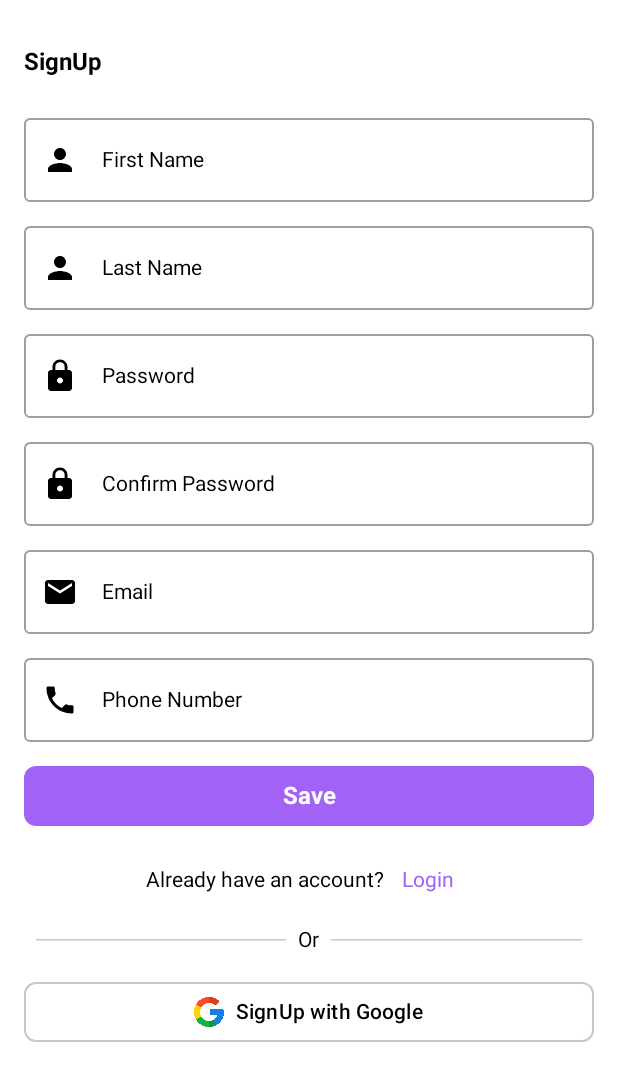
After one commit to Nirjus/ShopApp-Kotlin-Firebase, an Android app built with Jetpack Compose: the @Preview function SignUpScreen, on a phone screen of 412 x 824 dp. The commit adds this screen. Shown: the top 1081 px of the screen. Run offline under Robolectric (Android 15) with nearby library versions, the phone set to English and light mode, and no system bars.

Commit message:
create SignUp screen and fix kapt dependency issue

```diff
--- a/app/build.gradle.kts
+++ b/app/build.gradle.kts
@@ -2,7 +2,7 @@ plugins {
     alias(libs.plugins.android.application)
     alias(libs.plugins.kotlin.android)
     alias(libs.plugins.kotlin.compose)
-    id("com.google.devtools.ksp")
+    id("kotlin-kapt")
     id("com.google.dagger.hilt.android")
     kotlin("plugin.serialization") version "2.0.0"
 }
@@ -31,8 +31,8 @@ android {
         }
     }
     compileOptions {
-        sourceCompatibility = JavaVersion.VERSION_1_8
-        targetCompatibility = JavaVersion.VERSION_1_8
+        sourceCompatibility = JavaVersion.VERSION_11
+        targetCompatibility = JavaVersion.VERSION_11
     }
     kotlinOptions {
         jvmTarget = "11"
@@ -59,10 +59,12 @@ dependencies {
     androidTestImplementation(libs.androidx.ui.test.junit4)
     debugImplementation(libs.androidx.ui.tooling)
     debugImplementation(libs.androidx.ui.test.manifest)
-    // this ia for hillt dependency injection implementation("com.google.dagger:hilt-android:2.50")
-//    ksp("com.google.dagger:hilt-android-compiler:2.50")
-    implementation("com.google.dagger:hilt-android:2.56.2")
-    ksp("com.google.dagger:hilt-android-compiler:2.56.2")
+    // this ia for hillt dependency injection
+    implementation("com.google.dagger:hilt-android:2.50")
+    kapt("com.google.dagger:hilt-android-compiler:2.50")
+    implementation("androidx.hilt:hilt-navigation-compose:1.2.0")
+    kapt("androidx.hilt:hilt-compiler:1.2.0")
+
 
 
     // this is for coil
--- a/app/src/main/java/com/example/shopapp/MainActivity.kt
+++ b/app/src/main/java/com/example/shopapp/MainActivity.kt
@@ -11,6 +11,7 @@ import androidx.compose.material3.Text
 import androidx.compose.runtime.Composable
 import androidx.compose.ui.Modifier
 import androidx.compose.ui.tooling.preview.Preview
+import com.example.shopapp.presentation.SignUpScreen
 import com.example.shopapp.ui.theme.ShopAppTheme
 
 class MainActivity : ComponentActivity() {
@@ -19,29 +20,8 @@ class MainActivity : ComponentActivity() {
         enableEdgeToEdge()
         setContent {
             ShopAppTheme {
-                Scaffold(modifier = Modifier.fillMaxSize()) { innerPadding ->
-                    Greeting(
-                        name = "Android",
-                        modifier = Modifier.padding(innerPadding)
-                    )
-                }
+                SignUpScreen()
             }
         }
     }
 }
-
-@Composable
-fun Greeting(name: String, modifier: Modifier = Modifier) {
-    Text(
-        text = "Hello $name!",
-        modifier = modifier
-    )
-}
-
-@Preview(showBackground = true)
-@Composable
-fun GreetingPreview() {
-    ShopAppTheme {
-        Greeting("Android")
-    }
-}
--- /dev/null
+++ b/app/src/main/java/com/example/shopapp/presentation/SignUpScreen.kt
@@ -0,0 +1,195 @@
+package com.example.shopapp.presentation
+
+import android.widget.Toast
+import androidx.compose.foundation.Image
+import androidx.compose.foundation.layout.Arrangement
+import androidx.compose.foundation.layout.Column
+import androidx.compose.foundation.layout.Row
+import androidx.compose.foundation.layout.Spacer
+import androidx.compose.foundation.layout.fillMaxSize
+import androidx.compose.foundation.layout.fillMaxWidth
+import androidx.compose.foundation.layout.padding
+import androidx.compose.foundation.layout.size
+import androidx.compose.foundation.shape.RoundedCornerShape
+import androidx.compose.material.icons.Icons
+import androidx.compose.material.icons.filled.Email
+import androidx.compose.material.icons.filled.Lock
+import androidx.compose.material.icons.filled.Person
+import androidx.compose.material.icons.filled.Phone
+import androidx.compose.material3.Button
+import androidx.compose.material3.ButtonDefaults
+import androidx.compose.material3.HorizontalDivider
+import androidx.compose.material3.OutlinedButton
+import androidx.compose.material3.Text
+import androidx.compose.material3.TextButton
+import androidx.compose.runtime.Composable
+import androidx.compose.runtime.getValue
+import androidx.compose.runtime.mutableStateOf
+import androidx.compose.runtime.remember
+import androidx.compose.runtime.setValue
+import androidx.compose.ui.Alignment
+import androidx.compose.ui.Modifier
+import androidx.compose.ui.platform.LocalContext
+import androidx.compose.ui.res.colorResource
+import androidx.compose.ui.res.painterResource
+import androidx.compose.ui.text.TextStyle
+import androidx.compose.ui.text.font.FontWeight
+import androidx.compose.ui.text.input.PasswordVisualTransformation
+import androidx.compose.ui.tooling.preview.Preview
+import androidx.compose.ui.unit.dp
+import androidx.compose.ui.unit.sp
+import com.example.shopapp.R
+import com.example.shopapp.presentation.utils.CustomTextField
+
+@Preview(showSystemUi = true)
+@Composable
+fun SignUpScreen() {
+    val context = LocalContext.current
+    var firstName by remember { mutableStateOf("") }
+    var lastName by remember { mutableStateOf("") }
+    var password by remember { mutableStateOf("") }
+    var email by remember { mutableStateOf("") }
+    var confirmPassword by remember { mutableStateOf("") }
+    var phoneNumber by remember { mutableStateOf("") }
+
+    Column(
+        modifier = Modifier
+            .fillMaxSize()
+            .padding(16.dp),
+        horizontalAlignment = Alignment.CenterHorizontally
+    ) {
+        Text(
+            text = "SignUp ",
+            fontSize = 16.sp,
+            style = TextStyle(fontWeight = FontWeight.Bold),
+            modifier = Modifier
+                .padding(vertical = 16.dp)
+                .align(Alignment.Start)
+        )
+        CustomTextField(
+            value = firstName,
+            onValueChange = { firstName = it },
+            label = "First Name",
+            leadingIcon = Icons.Default.Person,
+            modifier = Modifier
+                .padding(vertical = 4.dp)
+                .fillMaxWidth()
+        )
+        CustomTextField(
+            value = lastName,
+            onValueChange = { lastName = it },
+            label = "Last Name",
+            leadingIcon = Icons.Default.Person,
+            modifier = Modifier
+                .padding(vertical = 4.dp)
+                .fillMaxWidth()
+        )
+        CustomTextField(
+            value = password,
+            onValueChange = { password = it },
+            label = "Password",
+            leadingIcon = Icons.Default.Lock,
+            modifier = Modifier
+                .padding(vertical = 4.dp)
+                .fillMaxWidth(),
+            visualTransformation = PasswordVisualTransformation(),
+//            keyboardOptions =
+        )
+        CustomTextField(
+            value = confirmPassword,
+            onValueChange = { confirmPassword = it },
+            label = "Confirm Password",
+            leadingIcon = Icons.Default.Lock,
+            modifier = Modifier
+                .padding(vertical = 4.dp)
+                .fillMaxWidth(),
+            visualTransformation = PasswordVisualTransformation(),
+//            keyboardOptions =
+        )
+        CustomTextField(
+            value = email,
+            onValueChange = { email = it },
+            label = "Email",
+            leadingIcon = Icons.Default.Email,
+            modifier = Modifier
+                .padding(vertical = 4.dp)
+                .fillMaxWidth()
+        )
+        CustomTextField(
+            value = phoneNumber,
+            onValueChange = { phoneNumber = it },
+            label = "Phone Number",
+            leadingIcon = Icons.Default.Phone,
+            modifier = Modifier
+                .padding(vertical = 4.dp)
+                .fillMaxWidth()
+        )
+
+        Button(
+            onClick = {
+                if (firstName.isNotEmpty() && lastName.isNotEmpty() && password.isNotEmpty() && email.isNotEmpty() && confirmPassword.isNotEmpty() && phoneNumber.isEmpty()) {
+
+                    if (password == confirmPassword) {
+                        Toast.makeText(context, "Sign up successfully", Toast.LENGTH_SHORT).show()
+                    } else {
+                        Toast.makeText(
+                            context,
+                            "Password and confirm password not matched",
+                            Toast.LENGTH_SHORT
+                        ).show()
+                    }
+                } else {
+                    Toast.makeText(context, "Please fill all fields", Toast.LENGTH_SHORT).show()
+                }
+            }, modifier = Modifier
+                .fillMaxWidth()
+                .padding(vertical = 8.dp),
+            shape = RoundedCornerShape(8.dp),
+            colors = ButtonDefaults.buttonColors(colorResource(R.color.purple_300))
+        ) {
+            Text(
+                "Save",
+                style = TextStyle(
+                    color = colorResource(R.color.white),
+                    fontSize = 16.sp,
+                    fontWeight = FontWeight.Bold
+                )
+            )
+        }
+//     Already have an account
+        Row(verticalAlignment = Alignment.CenterVertically) {
+            Text("Already have an account?")
+            TextButton(onClick = {}) {
+                Text("Login", style = TextStyle(color = colorResource(R.color.purple_300)))
+            }
+        }
+        Row(
+            modifier = Modifier
+                .fillMaxWidth()
+                .padding(8.dp),
+            verticalAlignment = Alignment.CenterVertically
+        ) {
+            HorizontalDivider(modifier = Modifier.weight(1f))
+            Text(text = "Or", modifier = Modifier.padding(horizontal = 8.dp))
+            HorizontalDivider(modifier = Modifier.weight(1f))
+        }
+
+        OutlinedButton(
+            onClick = {}, modifier = Modifier
+                .fillMaxWidth()
+                .padding(vertical = 8.dp),
+            shape = RoundedCornerShape(8.dp)
+        ) {
+            Image(
+                painter = painterResource(R.drawable.google),
+                contentDescription = "google icon",
+                modifier = Modifier.size(20.dp)
+            )
+            Spacer(modifier = Modifier.size(8.dp))
+            Text(
+                text = "SignUp with Google",
+                color = colorResource(R.color.black)
+            )
+        }
+    }
+}
--- /dev/null
+++ b/app/src/main/java/com/example/shopapp/presentation/utils/CustomTextField.kt
@@ -0,0 +1,37 @@
+package com.example.shopapp.presentation.utils
+
+import androidx.compose.foundation.text.KeyboardOptions
+import androidx.compose.material.OutlinedTextField
+import androidx.compose.material3.Icon
+import androidx.compose.material3.Text
+import androidx.compose.runtime.Composable
+import androidx.compose.ui.Modifier
+import androidx.compose.ui.graphics.vector.ImageVector
+import androidx.compose.ui.text.input.VisualTransformation
+
+@Composable
+fun CustomTextField(
+    value: String,
+    onValueChange: (String) -> Unit,
+    label: String,
+    modifier: Modifier,
+    singleLine: Boolean = true,
+    leadingIcon: ImageVector? = null,
+    visualTransformation: VisualTransformation = VisualTransformation.None,
+    keyboardOptions: KeyboardOptions = KeyboardOptions.Default
+) {
+
+    OutlinedTextField(
+        value = value,
+        onValueChange = onValueChange,
+        modifier = modifier,
+        singleLine = singleLine,
+        keyboardOptions = keyboardOptions,
+        visualTransformation = visualTransformation,
+        label = {Text(text = label)},
+        leadingIcon = leadingIcon?.let {
+            {Icon(imageVector = it, contentDescription = null)}
+        }
+    )
+
+}
--- a/app/src/main/res/values/colors.xml
+++ b/app/src/main/res/values/colors.xml
@@ -2,6 +2,7 @@
 <resources>
     <color name="purple_200">#FFBB86FC</color>
     <color name="purple_500">#FF6200EE</color>
+    <color name="purple_300">#A262F6</color>
     <color name="purple_700">#FF3700B3</color>
     <color name="teal_200">#FF03DAC5</color>
     <color name="teal_700">#FF018786</color>
--- a/build.gradle.kts
+++ b/build.gradle.kts
@@ -3,6 +3,5 @@ plugins {
     alias(libs.plugins.android.application) apply false
     alias(libs.plugins.kotlin.android) apply false
     alias(libs.plugins.kotlin.compose) apply false
-    id("com.google.devtools.ksp") version "1.9.22-1.0.17" apply false
-    id("com.google.dagger.hilt.android") version "2.56.2" apply false
+    id("com.google.dagger.hilt.android") version "2.50" apply false
 }
```
Also changed, not shown: app/src/main/res/drawable-mdpi/google.png (added).
